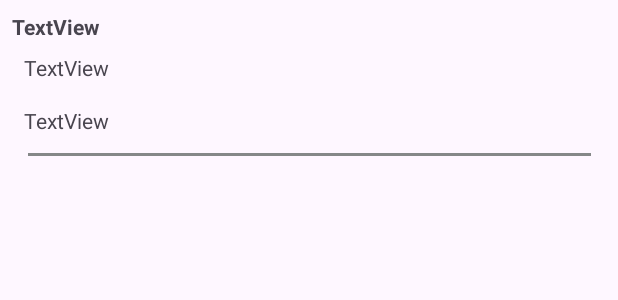
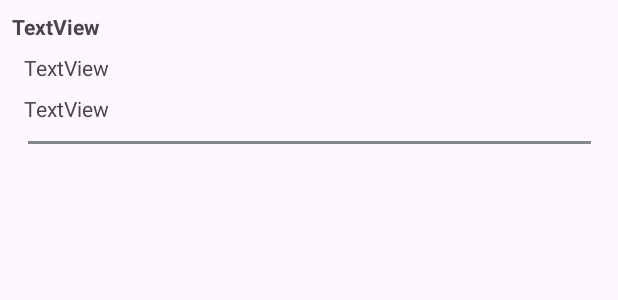
Before and after one commit to 2023-SMHRD-KDT-AI-3/Fainds, an Android app: the layout item_cmt.xml on its own in the app's theme, with its tools: preview values and no code run, on a phone screen of 412 x 824 dp. Shown: the top 300 px of the screen. Run offline under Robolectric (Android 15) with nearby library versions, the phone set to English and light mode, and no system bars; network calls fail.

Commit message:
Merge branch 'master' of https://github.com/2023-SMHRD-KDT-AI-3/Fainds

```diff
--- a/app/src/main/res/layout/item_cmt.xml
+++ b/app/src/main/res/layout/item_cmt.xml
@@ -36,7 +36,6 @@
         android:id="@+id/tvCmtTime"
         android:layout_width="wrap_content"
         android:layout_height="wrap_content"
-        android:layout_marginTop="8dp"
         android:layout_marginBottom="4dp"
         android:text="TextView"
         app:layout_constraintBottom_toTopOf="@+id/line"
```
Also changed, not shown: app/src/main/java/com/example/faindsapplication/Cmt/CmtAdapter.java (+4 -4 lines).
